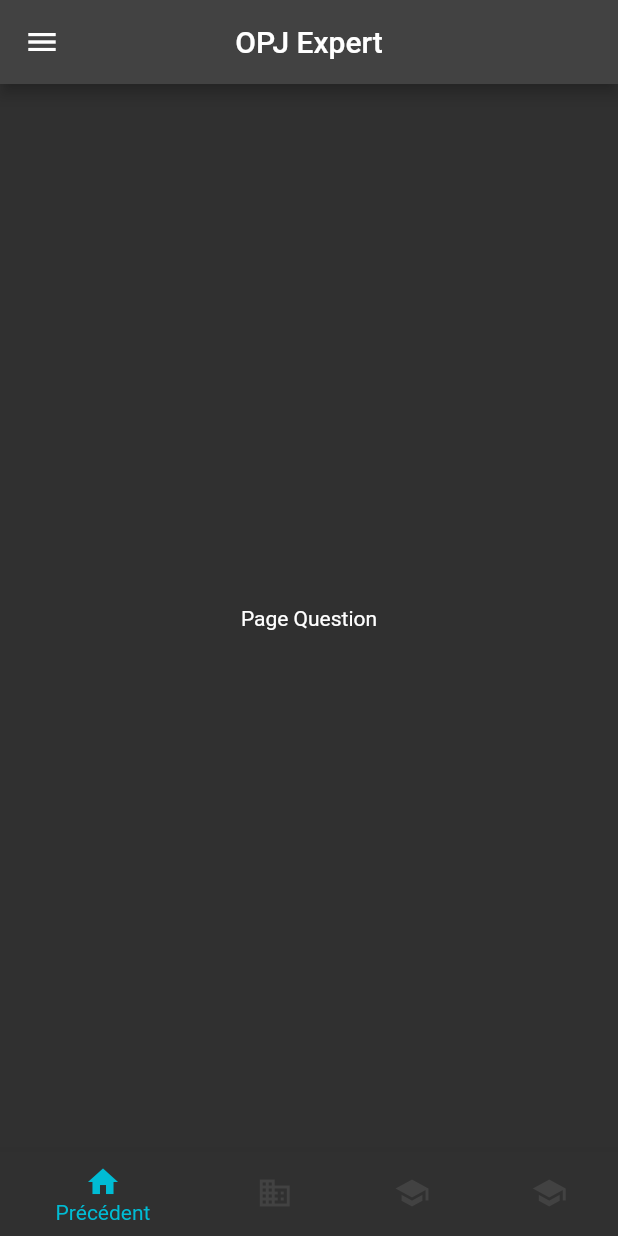
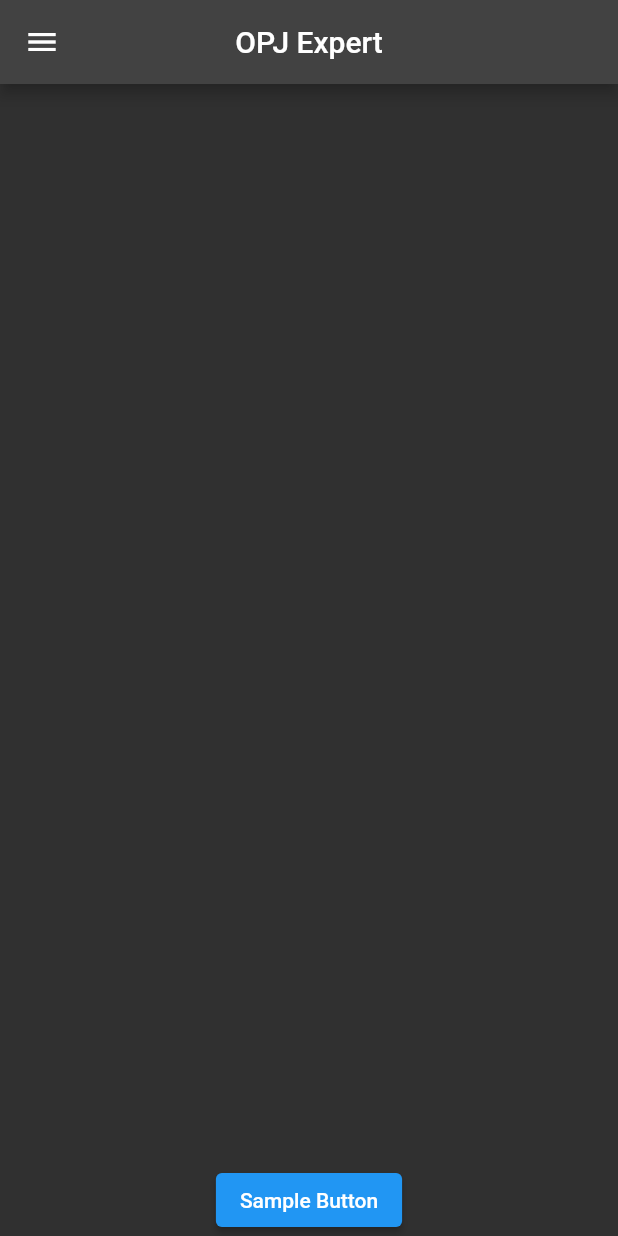
Before and after one commit to LeratClarisse/opj_app_2, a Flutter app: the Questions screen opened directly, on a phone screen of 412 x 824 dp. Run offline on Flutter 3.47's test engine with Material 2 defaults, Android fonts, the phone set to English and light mode, and no system bars; our stand-ins replace rxdart.

```diff
--- a/lib/src/ui/questions.dart
+++ b/lib/src/ui/questions.dart
@@ -7,33 +7,11 @@ class Questions extends StatelessWidget {
   @override
   Widget build(BuildContext context) {
     return Scaffold(
-      appBar: AppBar(
-        centerTitle: true,
-        title: const Text('OPJ Expert'),
-      ),
-      drawer: const Menu(),
-      body: const Center(child: Text("Page Question")),
-      bottomNavigationBar: BottomNavigationBar(
-        items: const <BottomNavigationBarItem>[
-          BottomNavigationBarItem(
-            icon: Icon(Icons.home),
-            label: 'Précédent',
-          ),
-          BottomNavigationBarItem(
-            icon: Icon(Icons.business),
-            label: 'Réponse',
-          ),
-          BottomNavigationBarItem(
-            icon: Icon(Icons.school),
-            label: 'Fiche',
-          ),
-          BottomNavigationBarItem(
-            icon: Icon(Icons.school),
-            label: 'Suivant',
-          ),
-        ],
-        selectedItemColor: Colors.cyan,
-      ),
-    );
+        appBar: AppBar(
+          centerTitle: true,
+          title: const Text('OPJ Expert'),
+        ),
+        drawer: const Menu(),
+        body: const Align(alignment: Alignment.bottomCenter, child: ElevatedButton(onPressed: () {}, child: Text('Sample Button'))));
   }
 }
```
Also changed, not shown: 1 other file.
